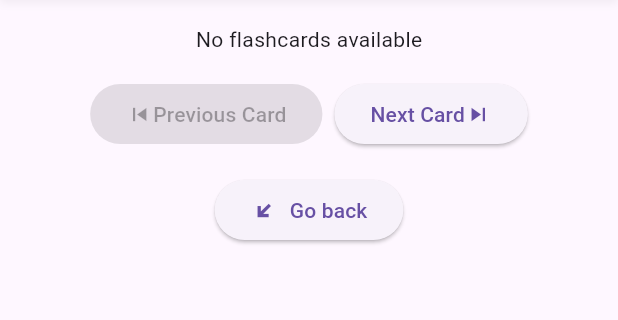
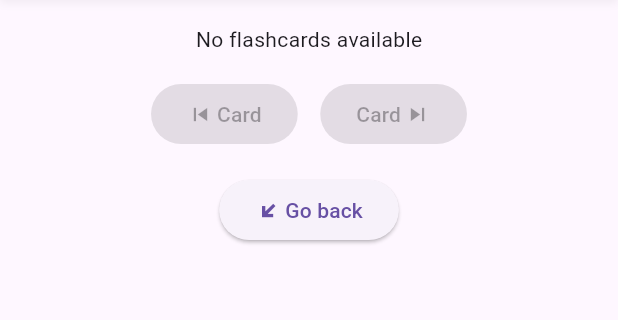
Before and after one commit to mazabala/studyflashcardapplicationv2, a Flutter app: the StudyScreen screen opened directly with empty values, on a phone screen of 412 x 824 dp, the part 108-428 px from its top. Run offline on Flutter 3.47's test engine with Material 3 defaults, Android fonts, the phone set to English and light mode, and no system bars; our stand-ins replace flutter_riverpod, google_fonts, google_sign_in, riverpod, shared_preferences, sign_in_with_apple and 2 more; missing offline and left inert: purchases_flutter, purchases_ui_flutter; accounts and stored records are empty.

Commit message:
fixed the bleed on the next button for the flashcard screen

```diff
--- a/lib/core/ui/study_screen.dart
+++ b/lib/core/ui/study_screen.dart
@@ -40,16 +40,19 @@ class StudyScreen extends ConsumerWidget {
 
           // Flashcard Display - Displays current card
           FlashcardDisplay(deckTitle, deckDescription, deckDifficulty, deckId: deckId),
-           // Pass deckId here
 
-          // Navigation Buttons (Next, Previous)
-          NavigationButtonsWidget(controller: controller),
+          // Show either Navigation Buttons or Progress Buttons based on card state
+          if (!flashcardState.isFlipped)
+            NavigationButtonsWidget(controller: controller)
+          else
+            ProgressButtonWidget(controller: controller),
 
-          CustomButton(text: 'Go back',isLoading: false,icon: Icons.transit_enterexit, onPressed: () { Navigator.pushNamed(context, '/myDecks');}),  // Pass controller here
-
-          // Progress Button (Correct / Incorrect)
-          if (flashcardState.isFlipped)
-            ProgressButtonWidget(controller: controller),  // Pass controller here
+          CustomButton(
+            text: 'Go back',
+            isLoading: false,
+            icon: Icons.transit_enterexit,
+            onPressed: () { Navigator.pushNamed(context, '/myDecks');}
+          ),
         ],
       ),
     );
--- a/lib/core/ui/widgets/CustomButton.dart
+++ b/lib/core/ui/widgets/CustomButton.dart
@@ -5,6 +5,7 @@ class CustomButton extends StatelessWidget {
   final bool isLoading;
   final VoidCallback? onPressed;
   final IconData? icon;
+  final IconData? postIcon;
   final bool iconOnly;
   final String? tooltip;
 
@@ -14,6 +15,7 @@ class CustomButton extends StatelessWidget {
     required this.isLoading,
     required this.onPressed,
     this.icon,
+    this.postIcon,
     this.iconOnly = false,
     this.tooltip,
   }) : assert(
@@ -40,9 +42,13 @@ class CustomButton extends StatelessWidget {
               children: [
                 if (icon != null) ...[
                   Icon(icon),
-                  const SizedBox(width: 8),
+                  const SizedBox(width: 2),
                 ],
                 Text(text!),
+                if (postIcon != null) ...[
+                  const SizedBox(width: 2),
+                  Icon(postIcon),
+                ],
               ],
             ),
     );
--- a/lib/core/ui/widgets/navigation_button.dart
+++ b/lib/core/ui/widgets/navigation_button.dart
@@ -1,4 +1,5 @@
 import 'package:flashcardstudyapplication/core/ui/study_screen_controller.dart';
+import 'package:flashcardstudyapplication/core/ui/widgets/CustomButton.dart';
 import 'package:flutter/material.dart';
 
 class NavigationButtonsWidget extends StatelessWidget {
@@ -25,22 +26,24 @@ class NavigationButtonsWidget extends StatelessWidget {
 
                 mainAxisAlignment: MainAxisAlignment.center,
                 children: [
-                  ElevatedButton(
+                  CustomButton(
+                    text: 'Card',
+                    icon: Icons.skip_previous,
+                    isLoading: false,
                     onPressed: flashcardState.currentCardIndex > 0
                         ? () => controller.previousCard()
                         : null,
-                    child: const Row(
-                      children: [Icon(Icons.skip_previous), Text('Previous Card')],
-                    ),
                   ),
-                  const SizedBox(width: 8),
-                  ElevatedButton(
+                  const SizedBox(width: 15),
+                  CustomButton(
+
+                    postIcon: Icons.skip_next,
+                    text: 'Card',
+
+                    isLoading: false,
                     onPressed: flashcardState.currentCardIndex < flashcards.length - 1
                         ? () => controller.nextCard(context)
-                        : () => controller.nextCard(context),
-                    child: const Row(
-                      children: [Text('Next Card'), Icon(Icons.skip_next)],
-                    ),
+                        : null,
                   ),
                 ],
               ),
--- a/lib/core/ui/widgets/progress_button.dart
+++ b/lib/core/ui/widgets/progress_button.dart
@@ -1,4 +1,5 @@
 import 'package:flashcardstudyapplication/core/ui/study_screen_controller.dart';
+import 'package:flashcardstudyapplication/core/ui/widgets/CustomButton.dart';
 import 'package:flutter/material.dart';
 
 
@@ -12,14 +13,20 @@ class ProgressButtonWidget extends StatelessWidget {
     return Row(
       mainAxisAlignment: MainAxisAlignment.center,
       children: [
-        ElevatedButton(
+        CustomButton(
+          text: 'Incorrect',
+          isLoading: false,
+          icon: Icons.close,
           onPressed: () => controller.handleIncorrect(),  // Correct answer
-          child: const Text('Incorrect'),
+
         ),
         const SizedBox(width: 16),
-        ElevatedButton(
+        CustomButton(
+          text: 'Correct',
+          isLoading: false,
+          icon: Icons.check,
           onPressed: () => controller.handleCorrect(),  // Incorrect answer
-          child: const Text('Correct'),
+
         ),
       ],
     );
```
